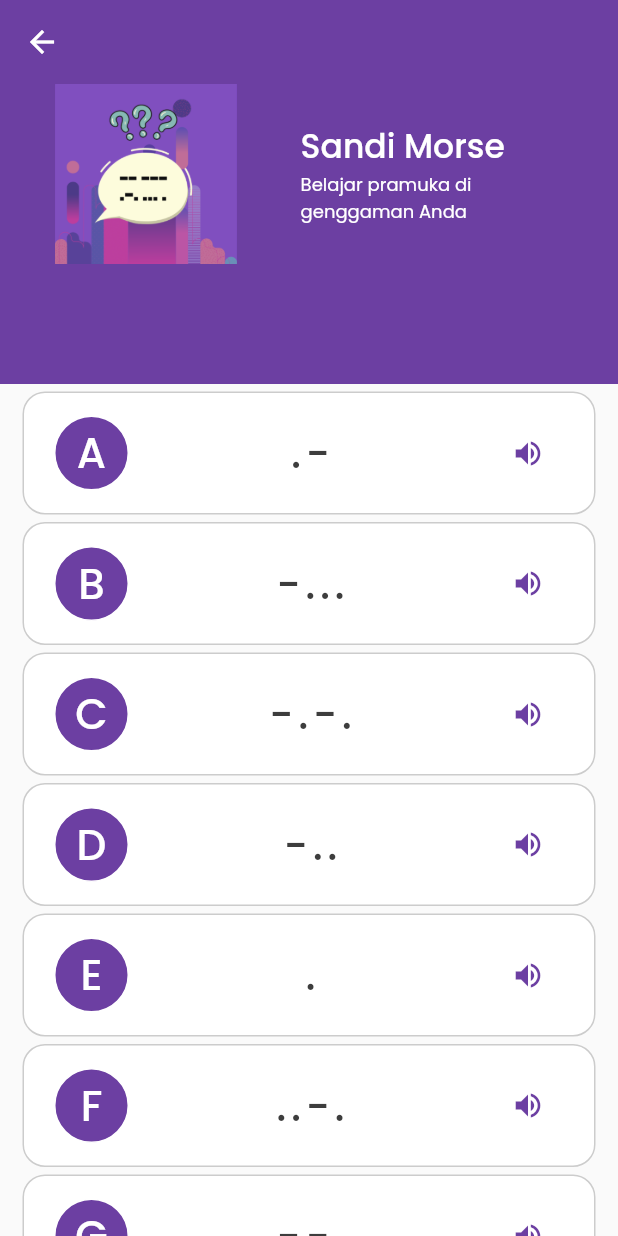
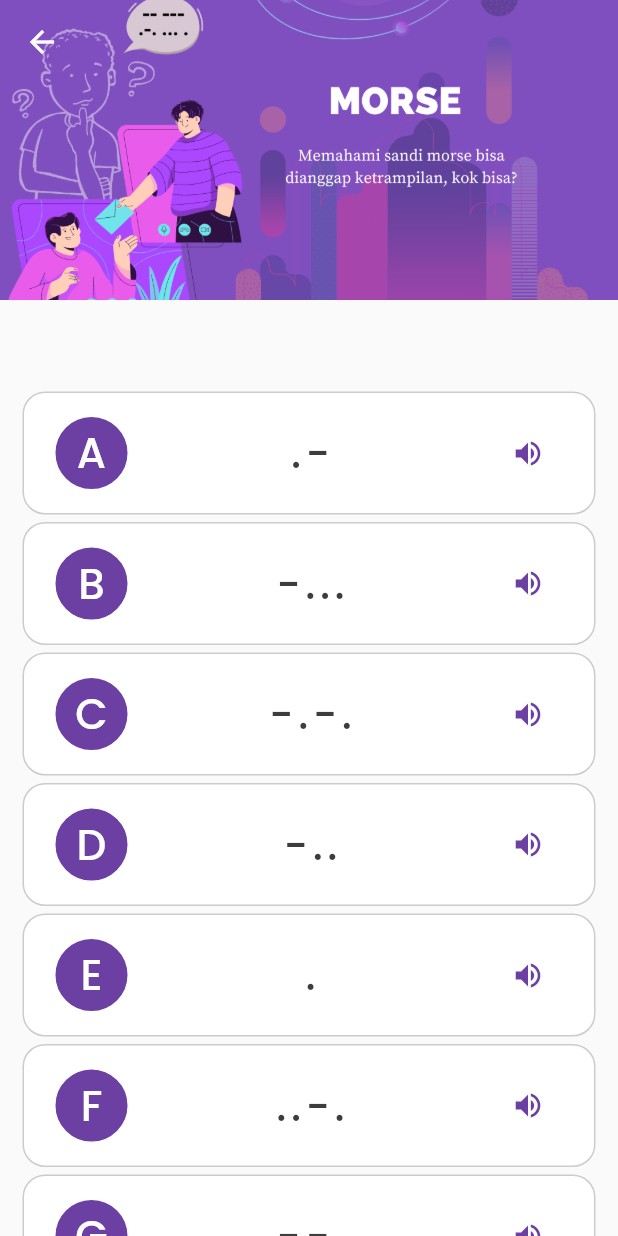
Before and after one commit to whywidodo/smartscout, a Flutter app: the Morse screen opened directly, on a phone screen of 412 x 824 dp. Run offline on Flutter 3.47's test engine with Material 2 defaults, Android fonts, the phone set to English and light mode, and no system bars; our stand-ins replace audioplayers, curved_navigation_bar, fluttertoast.

Commit message:
add layout game

```diff
--- a/lib/Constant/Data.dart
+++ b/lib/Constant/Data.dart
@@ -29,6 +29,11 @@ var textKMenu = "Menu Belajar";
 
 var textSandiMorse = "Sandi Morse";
 
+var gameMenu = "Pilihan Game";
+var gameKuis = "Kuis Umum";
+var gameDragDrop = "Cocokan Gambar";
+var gameTebak = "Tebak Gambar";
+
 int valueSoal1 = 0;
 
 List<String> huruf = ["A", "B", "C", "D", "E","F", "G", "H", "I", "J", "K", "L", "M",
--- a/lib/Layout/Belajar.dart
+++ b/lib/Layout/Belajar.dart
@@ -175,7 +175,8 @@ class _BelajarState extends State<Belajar> {
                   )),
             )
           ],
-        ));
+        )
+    );
   }
 
   void keMateriBP() {
--- a/lib/Layout/Homepage.dart
+++ b/lib/Layout/Homepage.dart
@@ -6,7 +6,7 @@ import 'package:smartscout/Constant/Data.dart';
 import 'package:smartscout/Constant/Warna.dart';
 import 'package:smartscout/Constant/Ukuran.dart';
 import 'package:smartscout/Layout/Belajar.dart';
-import 'package:smartscout/Layout/Game/Soal1.dart';
+import 'package:smartscout/Layout/Game/MenuGame.dart';
 import 'package:smartscout/Layout/Morse.dart';
 import 'package:smartscout/Layout/Semaphore.dart';
 
@@ -294,7 +294,7 @@ class _HomepageState extends State<Homepage> {
 
   void _keGame(){
     // print("Ini akan mengalihkan ke Game");
-    Navigator.push(context,MaterialPageRoute(builder: (context) => Soal1()));
+    Navigator.push(context,MaterialPageRoute(builder: (context) => MenuGame()));
   }
 
   void _onItemTapped(int index) {
--- a/lib/Layout/Morse.dart
+++ b/lib/Layout/Morse.dart
@@ -37,6 +37,7 @@ class _MorseState extends State<Morse> {
   @override
   Widget build(BuildContext context) {
     return Scaffold(
+      extendBodyBehindAppBar: true,
       appBar: AppBar(
         leading: IconButton(
           icon: const Icon(Icons.arrow_back),
@@ -49,7 +50,7 @@ class _MorseState extends State<Morse> {
         elevation: 0.0,
         centerTitle: true,
         // title: Text(judulMorse, style: const TextStyle(fontFamily: 'PoppinsMedium')),
-        backgroundColor: warnaUngu,
+        backgroundColor: Colors.transparent,
       ),
       body: SingleChildScrollView(
         scrollDirection: Axis.vertical,
@@ -57,48 +58,15 @@ class _MorseState extends State<Morse> {
         child: Column(
           children: <Widget>[
             Container(
-                height: 200,
-                width: MediaQuery.of(context).size.width,
-                color: warnaUngu,
-                // padding: const EdgeInsets.only(top: 50),
-                child: Column(children: [
-                  Padding(
-                    padding: EdgeInsets.symmetric(horizontal: 15.0),
-                    child: Row(
-                      children: [
-                        Image.asset(
-                            'assets/images/bgMorse.png',
-                            width: 0.4 * MediaQuery.of(context).size.width,
-                            height: 120
-                        ),
-                        SizedBox(width: 0.05 * MediaQuery.of(context).size.width),
-                        Column(
-                          children: [
-                            Container(
-                              width: 0.4 * MediaQuery.of(context).size.width,
-                              child:
-                              Text(textSandiMorse,
-                                  style: TextStyle(
-                                      color: warnaPutih,
-                                      fontFamily: 'PoppinsMedium',
-                                      fontSize: ukFormTulisanPas)
-                              ),
-                            ),
-                            Container(
-                              width: 0.4 * MediaQuery.of(context).size.width,
-                              child:
-                              Text(dataTaglineAplikasi,
-                                  style: TextStyle(color: warnaPutih,
-                                      fontFamily: 'PoppinsRegular',
-                                      fontSize: ukFormTulisanDeskripsi)
-                              ),
-                            )
-                          ],
-                        )
-                      ],
-                    ),
-                  ),
-                ])
+              padding: EdgeInsets.zero,
+              width: MediaQuery.of(context).size.width,
+              color: warnaUngu,
+              child: Image.asset(
+                  'assets/images/bgMorse.png',
+                  width: MediaQuery.of(context).size.width,
+                  height: 200,
+                  fit: BoxFit.fitWidth
+              ),
             ),
             Container(
               height: MediaQuery.of(context).size.height,
--- a/lib/Widget/DiagonalShape.dart
+++ b/lib/Widget/DiagonalShape.dart
@@ -23,7 +23,7 @@ class DiagonalShape extends CustomClipper<Path>{
   Path getClip(Size size) {
     final path = Path()
       ..lineTo(0.0, size.height)
-      ..lineTo(size.width, size.height - 50)
+      ..lineTo(size.width, size.height - 40)
       ..lineTo(size.width, 0.0)
       ..close();
     return path;
```
Also changed, not shown: lib/Layout/Game/KuisUmum1.dart (renamed from lib/Layout/Game/Soal1.dart, +2 -43 lines), lib/Layout/Game/MenuGame.dart (added, +223 -0 lines), assets/images/bgMorse.png.
